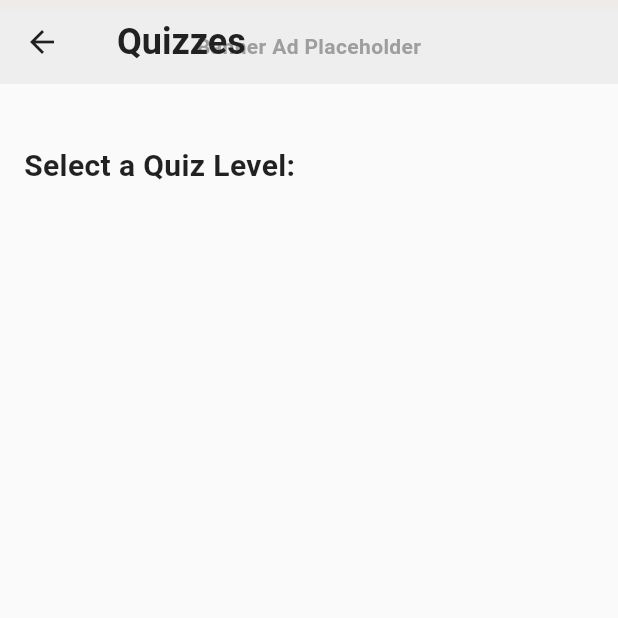
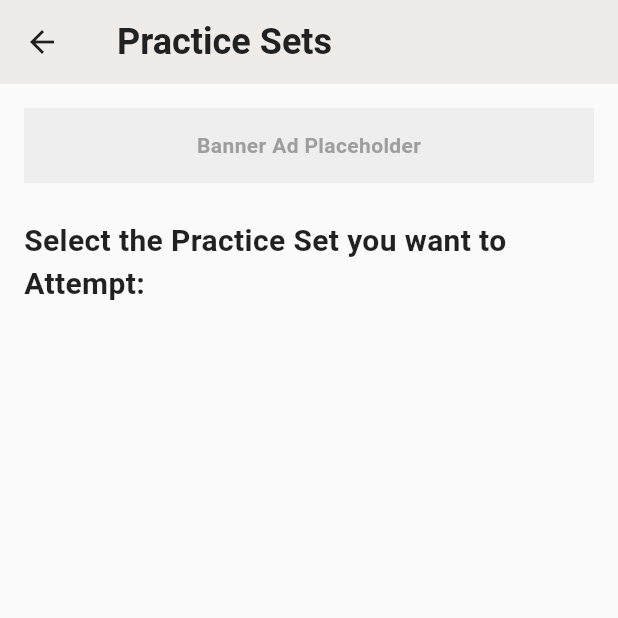
Before and after one commit to The-Lonely-Guy-1798/EPA, a Flutter app: the QuizLevelSelectionScreen screen opened directly with empty values, on a phone screen of 412 x 824 dp, the top half of it. Run offline on Flutter 3.47's test engine with Material 3 defaults, Android fonts, the light colour scheme and no system bars; our stand-ins replace connectivity_plus, google_mobile_ads; network calls fail.

Commit message:
UI Almost 90% Done

```diff
--- a/lib/screens/exam_detail_screen.dart
+++ b/lib/screens/exam_detail_screen.dart
@@ -55,31 +55,22 @@ class ExamDetailScreen extends StatelessWidget {
 
   // Placeholder for quiz data. You would fetch this based on the exam.
   final Map<int, String> ibAcioQuizzes = const {
-    1: 'Very Easy Quiz 1',
-    2: 'Very Easy Quiz 2',
-    3: 'Very Easy Quiz 3',
-    4: 'Very Easy Quiz 4',
-    5: 'Very Easy Quiz 5',
-    6: 'Easy Quiz 1',
-    7: 'Easy Quiz 2',
-    8: 'Easy Quiz 3',
-    9: 'Easy Quiz 4',
-    10: 'Easy Quiz 5',
-    11: 'Medium Quiz 1',
-    12: 'Medium Quiz 2',
-    13: 'Medium Quiz 3',
-    14: 'Medium Quiz 4',
-    15: 'Medium Quiz 5',
-    16: 'Hard Quiz 1',
-    17: 'Hard Quiz 2',
-    18: 'Hard Quiz 3',
-    19: 'Hard Quiz 4',
-    20: 'Hard Quiz 5',
-    21: 'Very Hard Quiz 1',
-    22: 'Very Hard Quiz 2',
-    23: 'Very Hard Quiz 3',
-    24: 'Very Hard Quiz 4',
-    25: 'Very Hard Quiz 5',
+    1: 'Practice Set 1',
+    2: 'Practice Set 2',
+    3: 'Practice Set 3',
+    4: 'Practice Set 4',
+    5: 'Practice Set 5',
+    6: 'Practice Set 6',
+    7: 'Practice Set 7',
+    8: 'Practice Set 8',
+    9: 'Practice Set 9',
+    10: 'Practice Set 10',
+    11: 'Practice Set 11',
+    12: 'Practice Set 12',
+    13: 'Practice Set 13',
+    14: 'Practice Set 14',
+    15: 'Practice Set 15',
+
   };
 
   @override
@@ -101,7 +92,7 @@ class ExamDetailScreen extends StatelessWidget {
           children: [
             // Exam Header Section
             Text(
-              'Welcome to the $examName preparation hub!',
+              'Start your $examName preparation!',
               style: Theme.of(context).textTheme.headlineMedium,
             ),
             const SizedBox(height: 24),
@@ -194,7 +185,7 @@ class ExamDetailScreen extends StatelessWidget {
               child: ExpansionTile(
                 leading: const Icon(Icons.star, color: Colors.amber),
                 title: const Text(
-                  'Quizzes',
+                  'Practice Set',
                   style: TextStyle(
                     fontSize: 18,
                     fontWeight: FontWeight.w600,
@@ -202,7 +193,7 @@ class ExamDetailScreen extends StatelessWidget {
                 ),
                 children: [
                   ListTile(
-                    title: const Text('Start Quiz Challenge'),
+                    title: const Text('Start Your Final Practice'),
                     onTap: () {
                       Navigator.push(
                         context,
--- a/lib/screens/quiz_level_selection_screen.dart
+++ b/lib/screens/quiz_level_selection_screen.dart
@@ -19,61 +19,66 @@ class QuizLevelSelectionScreen extends StatelessWidget {
 
   @override
   Widget build(BuildContext context) {
+    // Calculate the number of ads to be shown. We'll show one ad every 5 quiz cards.
+    final int numberOfAds = quizzes.length ~/ 5;
+    // Calculate the total number of items in the grid, including quizzes and ads.
+    final int totalItems = quizzes.length + numberOfAds;
+
     return Scaffold(
       appBar: AppBar(
-        title: Text('$examName Quizzes'),
-        flexibleSpace: const Align(
-          alignment: Alignment.bottomCenter,
-          child: BannerAdPlaceholder(),
-        ),
+        title: Text('$examName Practice Sets'),
       ),
       body: SingleChildScrollView(
         padding: const EdgeInsets.all(16.0),
         child: Column(
           crossAxisAlignment: CrossAxisAlignment.start,
           children: [
+            const BannerAdPlaceholder(),
             const SizedBox(height: 24),
             const Text(
-              'Select a Quiz Level:',
+              'Select the Practice Set you want to Attempt:',
               style: TextStyle(
                 fontSize: 20,
                 fontWeight: FontWeight.bold,
               ),
             ),
             const SizedBox(height: 24),
-            // The list of items will now be a ListView.builder to allow for
-            // a dynamic number of items including ads.
-            ListView.builder(
-              shrinkWrap: true,
-              physics: const NeverScrollableScrollPhysics(),
-              itemCount: quizzes.length + (quizzes.length ~/ 5),
+            // The list of items is now a GridView.builder to show cards
+            GridView.builder(
+              shrinkWrap: true, // Use this with SingleChildScrollView
+              physics: const NeverScrollableScrollPhysics(), // Disable internal scrolling
+              itemCount: totalItems,
+              gridDelegate: const SliverGridDelegateWithFixedCrossAxisCount(
+                crossAxisCount: 2,
+                crossAxisSpacing: 16.0,
+                mainAxisSpacing: 16.0,
+                childAspectRatio: 1.0,
+              ),
               itemBuilder: (context, index) {
-                // Check if an ad should be placed here (after every 5 levels)
+                // Determine if this index should be an ad placeholder.
+                // We place an ad every 6th item (index 5, 11, etc.)
                 if ((index + 1) % 6 == 0) {
-                  return const Padding(
-                    padding: EdgeInsets.symmetric(vertical: 24.0),
-                    child: NativeAdPlaceholder(),
-                  );
-                }
+                  return const NativeAdPlaceholder();
+                } else {
+                  // This is a quiz card position.
+                  // Calculate the actual quiz number, adjusting for the ads.
+                  // For example, at index 5, there has been one ad, so the
+                  // quiz number should be 5.
+                  final int quizNumber = index + 1 - (index ~/ 6);
 
-                // Adjust the index to get the correct quiz number from the map
-                // The quiz numbers are 1-based, and we need to account for the ads
-                int quizNumber = index + 1 - (index ~/ 6);
-
-                // Get the quiz questions for the current quiz number
+                  // This is a placeholder for a list of questions.
+                  // You should replace this with a dynamic method to load the correct quiz.
                   final List<Question> quizQuestions;
                   switch (quizNumber) {
                     case 1:
                       quizQuestions = ibAcioQuiz1Questions;
                       break;
-                  // Add more cases for other quiz files here
                     default:
                       quizQuestions = [];
                   }
 
-                return Padding(
-                  padding: const EdgeInsets.symmetric(vertical: 8.0),
-                  child: InkWell(
+                  // Build the quiz card
+                  return InkWell(
                     onTap: () {
                       Navigator.push(
                         context,
@@ -91,7 +96,7 @@ class QuizLevelSelectionScreen extends StatelessWidget {
                       shape: RoundedRectangleBorder(
                         borderRadius: BorderRadius.circular(12),
                       ),
-                      color: Theme.of(context).colorScheme.primary.withAlpha((255 * 0.8).round()),
+                      color: Theme.of(context).colorScheme.primary.withAlpha(200),
                       child: Center(
                         child: Text(
                           '$quizNumber',
@@ -102,14 +107,10 @@ class QuizLevelSelectionScreen extends StatelessWidget {
                         ),
                       ),
                     ),
-                  ),
                   );
+                }
               },
             ),
-
-            // Spacing before the native ad
-            const SizedBox(height: 24),
-            // A SizedBox is used here to provide a final gap and padding at the bottom of the screen.
             const SizedBox(height: 32),
           ],
         ),
--- a/lib/screens/quiz_screen.dart
+++ b/lib/screens/quiz_screen.dart
@@ -56,7 +56,7 @@ class _QuizScreenState extends State<QuizScreen> {
 
   // New method to calculate warning time
   int _calculateWarningTime(int totalTime) {
-    if (totalTime <= 180) {
+    if (totalTime <= 600) {
       return 60; // For quizzes up to 3 minutes, warning at 1 minute
     } else {
       return 180; // For quizzes longer than 3 minutes, warning at 3 minutes
@@ -148,7 +148,7 @@ class _QuizScreenState extends State<QuizScreen> {
           crossAxisAlignment: CrossAxisAlignment.center,
           children: [
             Text(
-              'Quiz Complete!',
+              'Practice Set Complete!',
               style: Theme.of(context).textTheme.headlineLarge,
             ),
             const SizedBox(height: 32),
@@ -255,7 +255,7 @@ class _QuizScreenState extends State<QuizScreen> {
                       : null,
                   child: Text(
                     _currentQuestionIndex == widget.questions.length - 1
-                        ? 'Finish Quiz'
+                        ? 'Finish Practice Set'
                         : 'Next Question',
                   ),
                 ),
```
Lines whose indentation alone changed are shown as unchanged.
